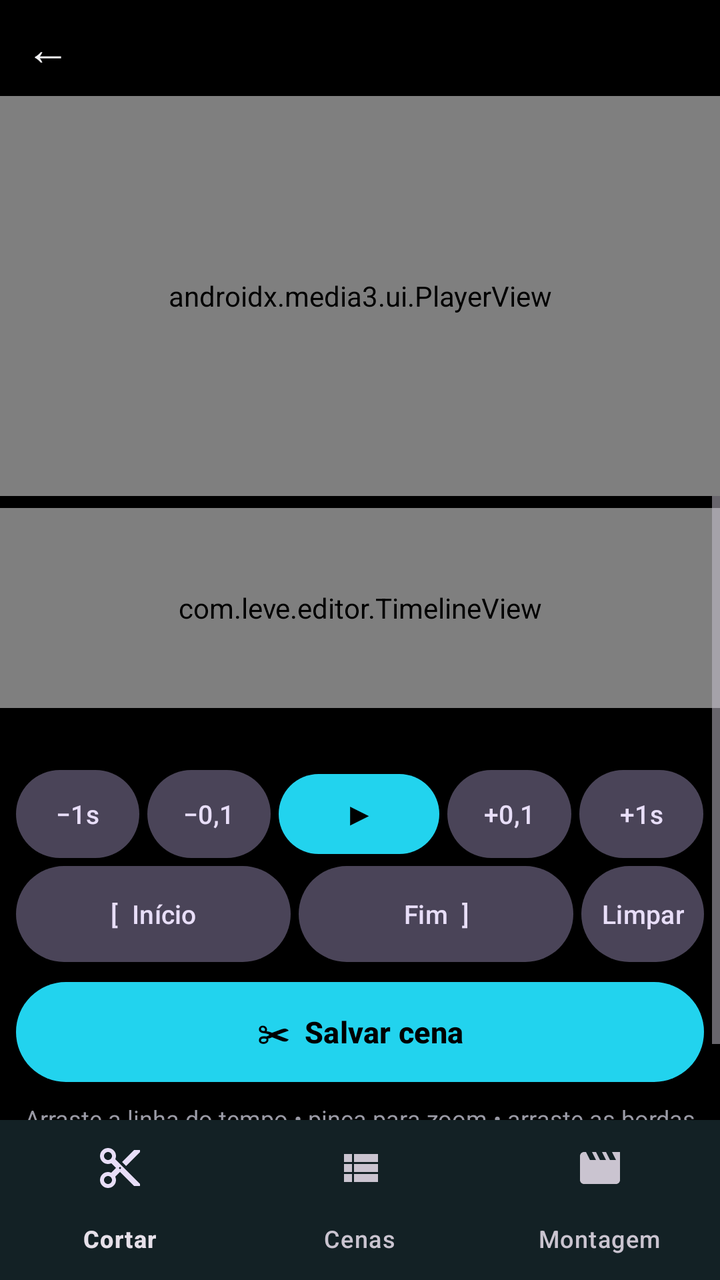
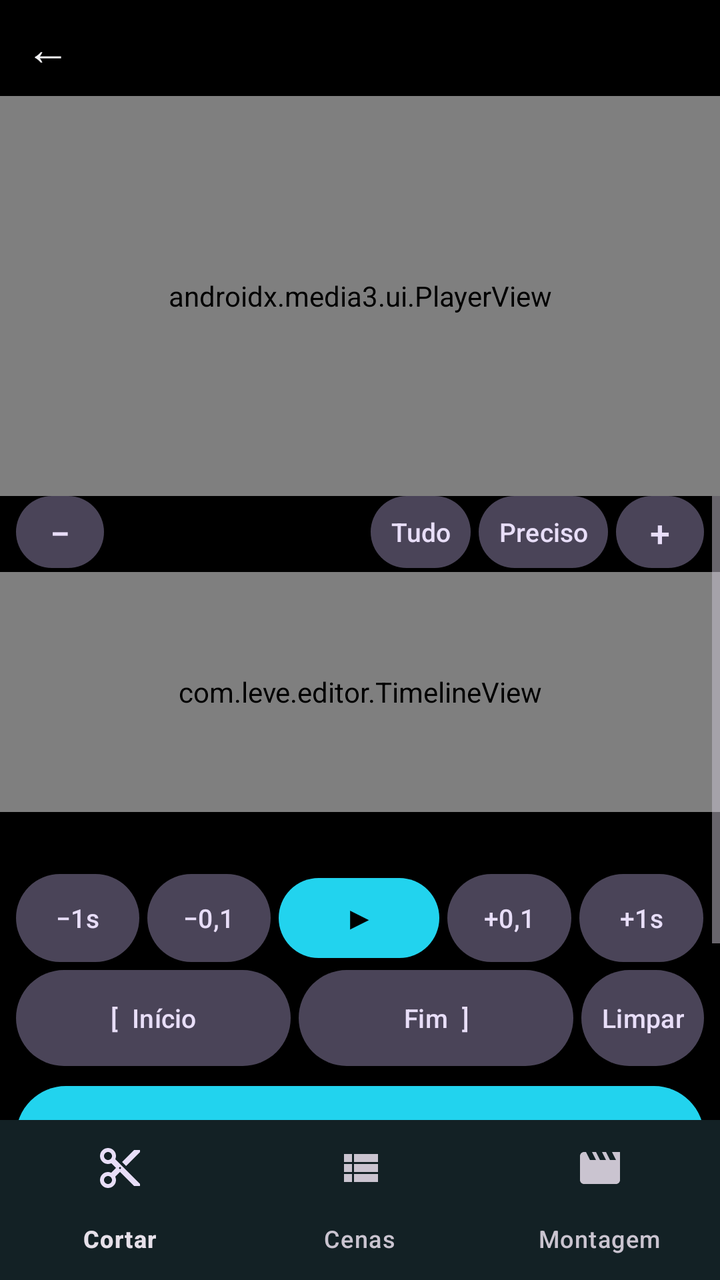

An Android layout rendered at two revisions. The XML below is the earlier revision; the diff shows what the commit changed to produce the second picture.
<!-- AndroidManifest.xml: application theme Theme.Leve -->
<!-- res/layout/activity_editor.xml -->
<?xml version="1.0" encoding="utf-8"?>
<LinearLayout xmlns:android="http://schemas.android.com/apk/res/android"
    xmlns:app="http://schemas.android.com/apk/res-auto"
    android:layout_width="match_parent"
    android:layout_height="match_parent"
    android:background="@color/bg"
    android:orientation="vertical">

    
    <LinearLayout
        android:layout_width="match_parent"
        android:layout_height="48dp"
        android:gravity="center_vertical"
        android:orientation="horizontal">

        <TextView
            android:id="@+id/btnBack"
            android:layout_width="48dp"
            android:layout_height="48dp"
            android:background="?attr/selectableItemBackgroundBorderless"
            android:gravity="center"
            android:text="←"
            android:textColor="@color/text"
            android:textSize="22sp" />

        <TextView
            android:id="@+id/tvTitle"
            android:layout_width="0dp"
            android:layout_height="wrap_content"
            android:layout_weight="1"
            android:ellipsize="end"
            android:maxLines="1"
            android:textColor="@color/text"
            android:textSize="16sp"
            android:textStyle="bold" />

        <TextView
            android:id="@+id/tvTime"
            android:layout_width="wrap_content"
            android:layout_height="wrap_content"
            android:layout_marginEnd="12dp"
            android:fontFamily="monospace"
            android:textColor="@color/sub"
            android:textSize="12sp" />
    </LinearLayout>

    
    <FrameLayout
        android:id="@+id/playerBox"
        android:layout_width="match_parent"
        android:layout_height="200dp"
        android:background="#000000">

        <androidx.media3.ui.PlayerView
            android:id="@+id/playerView"
            android:layout_width="match_parent"
            android:layout_height="match_parent"
            app:shutter_background_color="#000000"
            app:use_controller="false" />

        <TextView
            android:id="@+id/tvOverlay"
            android:layout_width="wrap_content"
            android:layout_height="wrap_content"
            android:layout_gravity="center_horizontal|bottom"
            android:paddingHorizontal="8dp"
            android:textStyle="bold"
            android:visibility="gone" />
    </FrameLayout>

    
    <FrameLayout
        android:layout_width="match_parent"
        android:layout_height="0dp"
        android:layout_weight="1">

        
        <ScrollView
            android:id="@+id/panelCut"
            android:layout_width="match_parent"
            android:layout_height="match_parent"
            android:fillViewport="true">

            <LinearLayout
                android:layout_width="match_parent"
                android:layout_height="wrap_content"
                android:orientation="vertical"
                android:paddingBottom="8dp">

                <com.leve.editor.TimelineView
                    android:id="@+id/timeline"
                    android:layout_width="match_parent"
                    android:layout_height="100dp"
                    android:layout_marginTop="6dp" />

                <TextView
                    android:id="@+id/tvSel"
                    android:layout_width="match_parent"
                    android:layout_height="wrap_content"
                    android:layout_marginTop="4dp"
                    android:gravity="center"
                    android:textColor="@color/text"
                    android:textSize="14sp" />

                <LinearLayout
                    android:layout_width="match_parent"
                    android:layout_height="wrap_content"
                    android:layout_marginHorizontal="8dp"
                    android:layout_marginTop="6dp"
                    android:gravity="center"
                    android:orientation="horizontal">

                    <com.google.android.material.button.MaterialButton
                        android:id="@+id/btnBack1"
                        style="@style/Btn"
                        android:layout_width="0dp"
                        android:layout_height="wrap_content"
                        android:layout_weight="1"
                        android:text="−1s" />

                    <com.google.android.material.button.MaterialButton
                        android:id="@+id/btnBackF"
                        style="@style/Btn"
                        android:layout_width="0dp"
                        android:layout_height="wrap_content"
                        android:layout_marginStart="4dp"
                        android:layout_weight="1"
                        android:text="−0,1" />

                    <com.google.android.material.button.MaterialButton
                        android:id="@+id/btnPlay"
                        style="@style/BtnMain"
                        android:layout_width="0dp"
                        android:layout_height="wrap_content"
                        android:layout_marginHorizontal="4dp"
                        android:layout_weight="1.3"
                        android:text="▶" />

                    <com.google.android.material.button.MaterialButton
                        android:id="@+id/btnFwdF"
                        style="@style/Btn"
                        android:layout_width="0dp"
                        android:layout_height="wrap_content"
                        android:layout_marginEnd="4dp"
                        android:layout_weight="1"
                        android:text="+0,1" />

                    <com.google.android.material.button.MaterialButton
                        android:id="@+id/btnFwd1"
                        style="@style/Btn"
                        android:layout_width="0dp"
                        android:layout_height="wrap_content"
                        android:layout_weight="1"
                        android:text="+1s" />
                </LinearLayout>

                <LinearLayout
                    android:layout_width="match_parent"
                    android:layout_height="wrap_content"
                    android:layout_marginHorizontal="8dp"
                    android:orientation="horizontal">

                    <com.google.android.material.button.MaterialButton
                        android:id="@+id/btnIn"
                        style="@style/Btn"
                        android:layout_width="0dp"
                        android:layout_height="52dp"
                        android:layout_weight="1"
                        android:text="[  Início" />

                    <com.google.android.material.button.MaterialButton
                        android:id="@+id/btnOut"
                        style="@style/Btn"
                        android:layout_width="0dp"
                        android:layout_height="52dp"
                        android:layout_marginHorizontal="4dp"
                        android:layout_weight="1"
                        android:text="Fim  ]" />

                    <com.google.android.material.button.MaterialButton
                        android:id="@+id/btnClear"
                        style="@style/Btn"
                        android:layout_width="wrap_content"
                        android:layout_height="52dp"
                        android:text="Limpar" />
                </LinearLayout>

                <com.google.android.material.button.MaterialButton
                    android:id="@+id/btnSave"
                    style="@style/BtnMain"
                    android:layout_width="match_parent"
                    android:layout_height="58dp"
                    android:layout_marginHorizontal="8dp"
                    android:layout_marginTop="4dp"
                    android:text="✂  Salvar cena" />

                <com.google.android.material.button.MaterialButton
                    android:id="@+id/btnCancelEdit"
                    style="@style/Btn"
                    android:layout_width="match_parent"
                    android:layout_height="wrap_content"
                    android:layout_marginHorizontal="8dp"
                    android:text="Cancelar ajuste"
                    android:visibility="gone" />

                <TextView
                    android:layout_width="match_parent"
                    android:layout_height="wrap_content"
                    android:layout_marginHorizontal="12dp"
                    android:layout_marginTop="6dp"
                    android:gravity="center"
                    android:text="Arraste a linha do tempo • pinça para zoom • arraste as bordas brancas para ajustar o corte. Depois de salvar, o próximo Início já fica no Fim da cena anterior."
                    android:textColor="@color/sub"
                    android:textSize="12sp" />
            </LinearLayout>
        </ScrollView>

        
        <LinearLayout
            android:id="@+id/panelScenes"
            android:layout_width="match_parent"
            android:layout_height="match_parent"
            android:orientation="vertical"
            android:visibility="gone">

            <LinearLayout
                android:layout_width="match_parent"
                android:layout_height="wrap_content"
                android:gravity="center_vertical"
                android:orientation="horizontal"
                android:paddingHorizontal="12dp"
                android:paddingTop="6dp">

                <TextView
                    android:id="@+id/tvScenesInfo"
                    android:layout_width="0dp"
                    android:layout_height="wrap_content"
                    android:layout_weight="1"
                    android:textColor="@color/sub"
                    android:textSize="13sp" />

                <com.google.android.material.button.MaterialButton
                    android:id="@+id/btnAddAll"
                    style="@style/Btn"
                    android:layout_width="wrap_content"
                    android:layout_height="wrap_content"
                    android:text="Todas → Montagem" />
            </LinearLayout>

            <FrameLayout
                android:layout_width="match_parent"
                android:layout_height="match_parent">

                <androidx.recyclerview.widget.RecyclerView
                    android:id="@+id/rvScenes"
                    android:layout_width="match_parent"
                    android:layout_height="match_parent"
                    android:clipToPadding="false"
                    android:paddingBottom="8dp" />

                <TextView
                    android:id="@+id/tvScenesEmpty"
                    android:layout_width="match_parent"
                    android:layout_height="wrap_content"
                    android:layout_gravity="center"
                    android:gravity="center"
                    android:padding="24dp"
                    android:text="Nenhuma cena ainda.\nVá na aba Cortar, marque Início e Fim e salve."
                    android:textColor="@color/sub" />
            </FrameLayout>
        </LinearLayout>

        
        <LinearLayout
            android:id="@+id/panelSeq"
            android:layout_width="match_parent"
            android:layout_height="match_parent"
            android:orientation="vertical"
            android:visibility="gone">

            <LinearLayout
                android:layout_width="match_parent"
                android:layout_height="wrap_content"
                android:gravity="center_vertical"
                android:orientation="horizontal"
                android:paddingHorizontal="12dp"
                android:paddingTop="6dp">

                <TextView
                    android:id="@+id/tvSeqInfo"
                    android:layout_width="0dp"
                    android:layout_height="wrap_content"
                    android:layout_weight="1"
                    android:textColor="@color/sub"
                    android:textSize="13sp" />

                <com.google.android.material.button.MaterialButton
                    android:id="@+id/btnAutoText"
                    style="@style/Btn"
                    android:layout_width="wrap_content"
                    android:layout_height="wrap_content"
                    android:text="T  Títulos" />
            </LinearLayout>

            <FrameLayout
                android:layout_width="match_parent"
                android:layout_height="0dp"
                android:layout_weight="1">

                <androidx.recyclerview.widget.RecyclerView
                    android:id="@+id/rvSeq"
                    android:layout_width="match_parent"
                    android:layout_height="match_parent" />

                <TextView
                    android:id="@+id/tvSeqEmpty"
                    android:layout_width="match_parent"
                    android:layout_height="wrap_content"
                    android:layout_gravity="center"
                    android:gravity="center"
                    android:padding="24dp"
                    android:text="A montagem está vazia.\nNa aba Cenas, toque no + para colocar a cena aqui.\nSegure e arraste (≡) para mudar a ordem. Toque na cena para pôr texto."
                    android:textColor="@color/sub" />
            </FrameLayout>

            <LinearLayout
                android:layout_width="match_parent"
                android:layout_height="wrap_content"
                android:orientation="horizontal"
                android:padding="8dp">

                <com.google.android.material.button.MaterialButton
                    android:id="@+id/btnPreviewSeq"
                    style="@style/Btn"
                    android:layout_width="0dp"
                    android:layout_height="56dp"
                    android:layout_weight="1"
                    android:text="▶  Pré-visualizar" />

                <com.google.android.material.button.MaterialButton
                    android:id="@+id/btnExport"
                    style="@style/BtnMain"
                    android:layout_width="0dp"
                    android:layout_height="56dp"
                    android:layout_marginStart="8dp"
                    android:layout_weight="1"
                    android:text="⬆  Exportar vídeo" />
            </LinearLayout>
        </LinearLayout>
    </FrameLayout>

    <com.google.android.material.bottomnavigation.BottomNavigationView
        android:id="@+id/nav"
        android:layout_width="match_parent"
        android:layout_height="wrap_content"
        android:background="@color/panel"
        app:labelVisibilityMode="labeled"
        app:menu="@menu/nav" />
</LinearLayout>
<!-- resources referenced by this layout -->
<resources>
  <color name="bg">#000000</color>
  <color name="panel">#121214</color>
  <color name="sub">#9A9AA5</color>
  <color name="text">#F2F2F5</color>
  <style name="Btn" parent="Widget.Material3.Button.TonalButton">
          <item name="android:minWidth">0dp</item>
          <item name="android:paddingStart">10dp</item>
          <item name="android:paddingEnd">10dp</item>
          <item name="android:insetTop">2dp</item>
          <item name="android:insetBottom">2dp</item>
          <item name="android:textSize">13sp</item>
          <item name="android:textAllCaps">false</item>
      </style>
  <style name="BtnMain" parent="Widget.Material3.Button">
          <item name="android:textAllCaps">false</item>
          <item name="android:textSize">15sp</item>
          <item name="android:textStyle">bold</item>
      </style>
  <style name="Theme.Leve" parent="Theme.Material3.Dark.NoActionBar">
          <item name="colorPrimary">@color/accent</item>
          <item name="colorOnPrimary">#000000</item>
          <item name="colorSecondary">@color/accent</item>
          <item name="colorSurface">@color/panel</item>
          <item name="android:colorBackground">@color/bg</item>
          <item name="android:windowBackground">@color/bg</item>
          <item name="android:statusBarColor">@color/bg</item>
          <item name="android:navigationBarColor">@color/bg</item>
      </style>
  <color name="accent">#22D3EE</color>
</resources>

<!-- the commit's change to res/layout/activity_editor.xml (unified diff, before → after) -->
@@ -87,11 +87,60 @@
                 android:orientation="vertical"
                 android:paddingBottom="8dp">
 
+                <LinearLayout
+                    android:layout_width="match_parent"
+                    android:layout_height="36dp"
+                    android:layout_marginHorizontal="8dp"
+                    android:gravity="center_vertical"
+                    android:orientation="horizontal">
+
+                    <com.google.android.material.button.MaterialButton
+                        android:id="@+id/btnZoomOut"
+                        style="@style/Btn"
+                        android:layout_width="44dp"
+                        android:layout_height="40dp"
+                        android:text="−"
+                        android:textSize="18sp" />
+
+                    <TextView
+                        android:id="@+id/tvZoom"
+                        android:layout_width="0dp"
+                        android:layout_height="wrap_content"
+                        android:layout_weight="1"
+                        android:gravity="center"
+                        android:textColor="@color/sub"
+                        android:textSize="12sp" />
+
+                    <com.google.android.material.button.MaterialButton
+                        android:id="@+id/btnZoomFit"
+                        style="@style/Btn"
+                        android:layout_width="wrap_content"
+                        android:layout_height="40dp"
+                        android:layout_marginEnd="4dp"
+                        android:text="Tudo" />
+
+                    <com.google.android.material.button.MaterialButton
+                        android:id="@+id/btnZoomFine"
+                        style="@style/Btn"
+                        android:layout_width="wrap_content"
+                        android:layout_height="40dp"
+                        android:layout_marginEnd="4dp"
+                        android:text="Preciso" />
+
+                    <com.google.android.material.button.MaterialButton
+                        android:id="@+id/btnZoomIn"
+                        style="@style/Btn"
+                        android:layout_width="44dp"
+                        android:layout_height="40dp"
+                        android:text="+"
+                        android:textSize="18sp" />
+                </LinearLayout>
+
                 <com.leve.editor.TimelineView
                     android:id="@+id/timeline"
                     android:layout_width="match_parent"
-                    android:layout_height="100dp"
-                    android:layout_marginTop="6dp" />
+                    android:layout_height="120dp"
+                    android:layout_marginTop="2dp" />
 
                 <TextView
                     android:id="@+id/tvSel"
@@ -209,7 +258,7 @@
                     android:layout_marginHorizontal="12dp"
                     android:layout_marginTop="6dp"
                     android:gravity="center"
-                    android:text="Arraste a linha do tempo • pinça para zoom • arraste as bordas brancas para ajustar o corte. Depois de salvar, o próximo Início já fica no Fim da cena anterior."
+                    android:text="Barra fina no topo = filme inteiro (toque para pular). Arraste a linha do tempo • pinça ou − / + para zoom • Preciso = quadro a quadro • arraste as bordas brancas para ajustar o corte. Depois de salvar, o próximo Início já fica no Fim da cena anterior."
                     android:textColor="@color/sub"
                     android:textSize="12sp" />
             </LinearLayout>
